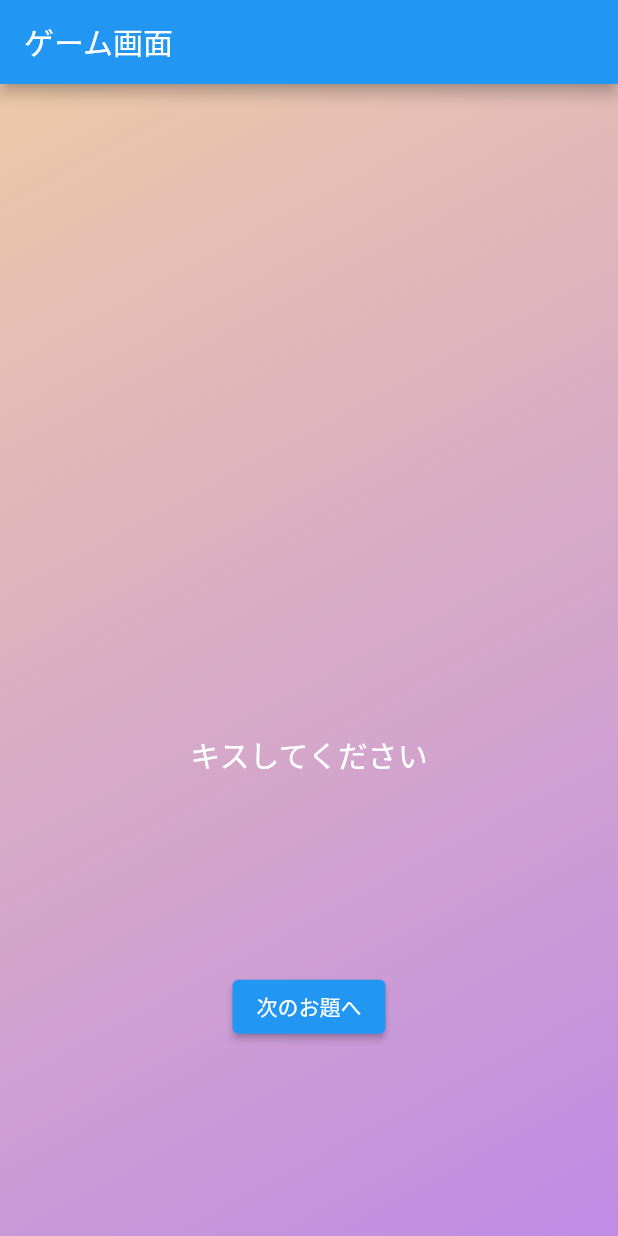
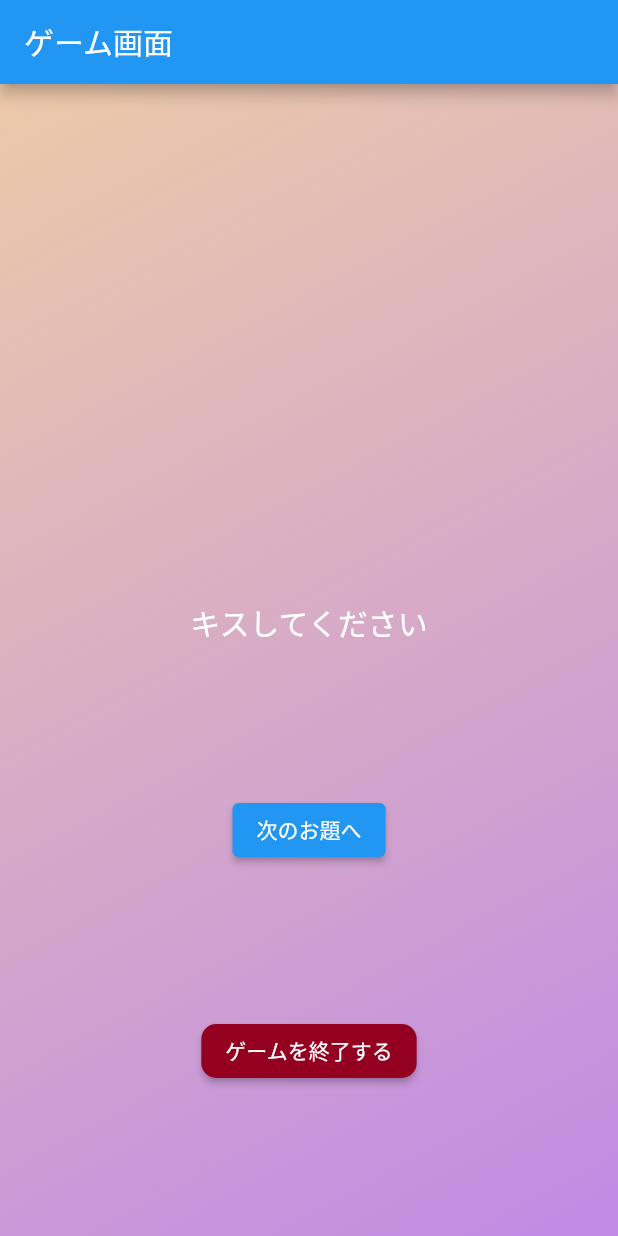
Before and after one commit to rootodd/test_couple_game, a Flutter app: the screen it shows after launch, after a tap on "ゲームスタート", on a phone screen of 412 x 824 dp. Run offline on Flutter 3.47's test engine with Material 2 defaults, Android fonts, the phone set to English and light mode, and no system bars.

Commit message:
ゲーム画面を追加

```diff
--- a/lib/game_page.dart
+++ b/lib/game_page.dart
@@ -8,15 +8,15 @@ import 'model/action_text_model.dart';
 
 class GamePage extends StatelessWidget{
 
-  final String player_1;
-  final String player_2;
-
-  const GamePage({Key key, this.player_1, this.player_2}) : super(key:key);
+  GamePage(this.player_1,this.player_2);
+  String player_1;
+  String player_2;
 
   @override
   Widget build(BuildContext context) {
     return MaterialApp(
       title: 'Couple Gmage Page',
+        debugShowCheckedModeBanner: false,
       home: ChangeNotifierProvider<ActionTextModel>(
         create: (context) => ActionTextModel(),
         child: Consumer<ActionTextModel>(
@@ -64,6 +64,19 @@ class GamePage extends StatelessWidget{
                         child: Text('次のお題へ'),
                         onPressed: model.changeActionText,
                     ),
+                    ElevatedButton(
+                        onPressed: (){
+                          Navigator.pop(context);
+                        },
+                        child: Text('ゲームを終了する'),
+                      style: ElevatedButton.styleFrom(
+                        primary: Color(0xFF930020),
+                        onPrimary: Colors.white,
+                        shape: RoundedRectangleBorder(
+                          borderRadius: BorderRadius.circular(10),
+                        ),
+                      ),
+                    ),
                   ],
                 ),
               ),
--- a/lib/main.dart
+++ b/lib/main.dart
@@ -181,7 +181,7 @@ class CoupleGameHome extends StatelessWidget{
                         Navigator.push(
                           context,
                           MaterialPageRoute(
-                          builder: (context) => GamePage(player_1:player_1, player_2:player_2),
+                          builder: (context) => GamePage(player_1,player_2),
                           ),
                         );
                       },
--- a/pubspec.yaml
+++ b/pubspec.yaml
@@ -34,8 +34,6 @@ dependencies:
 dev_dependencies:
   flutter_test:
     sdk: flutter
-  flutter_native_splash: ^1.2.0
-  provider: ^4.1.2
 
 # For information on the generic Dart part of this file, see the
 # following page: https://dart.dev/tools/pub/pubspec
```
